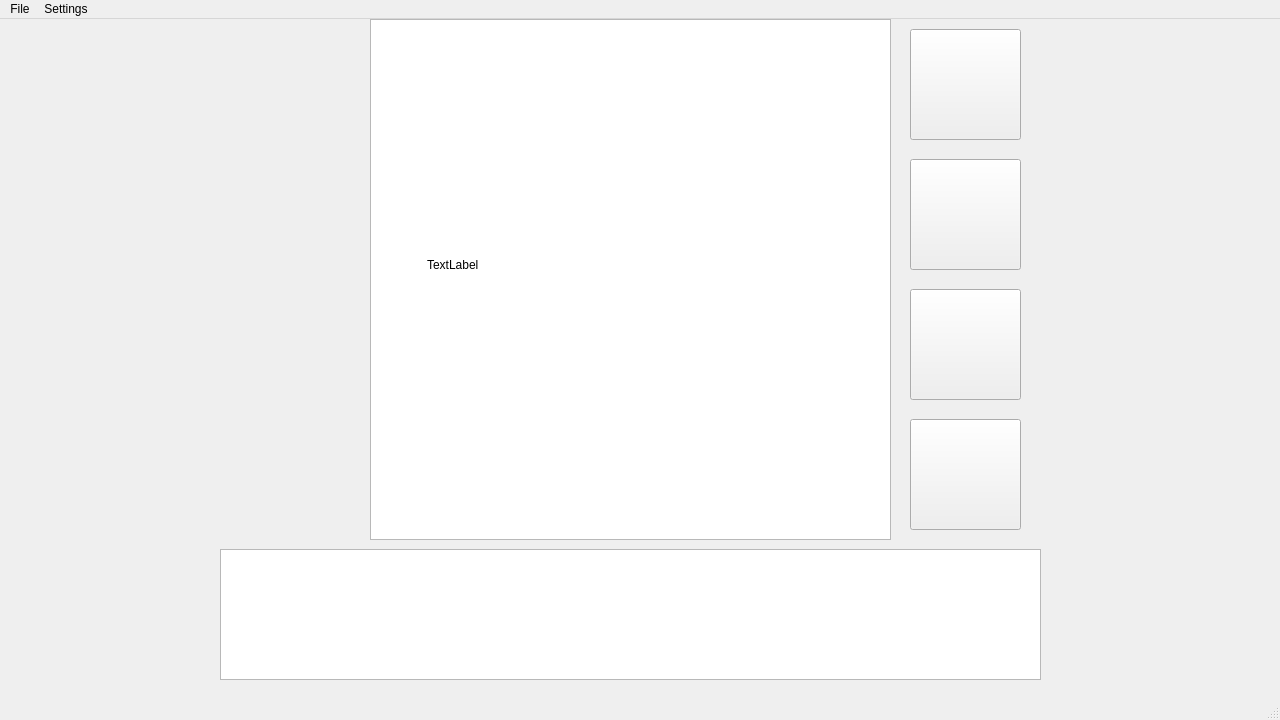
Before: the Qt Designer form SpriteEditor/mainwindow.ui in 00Calvin00/Git-Happens, drawn with Qt 5.
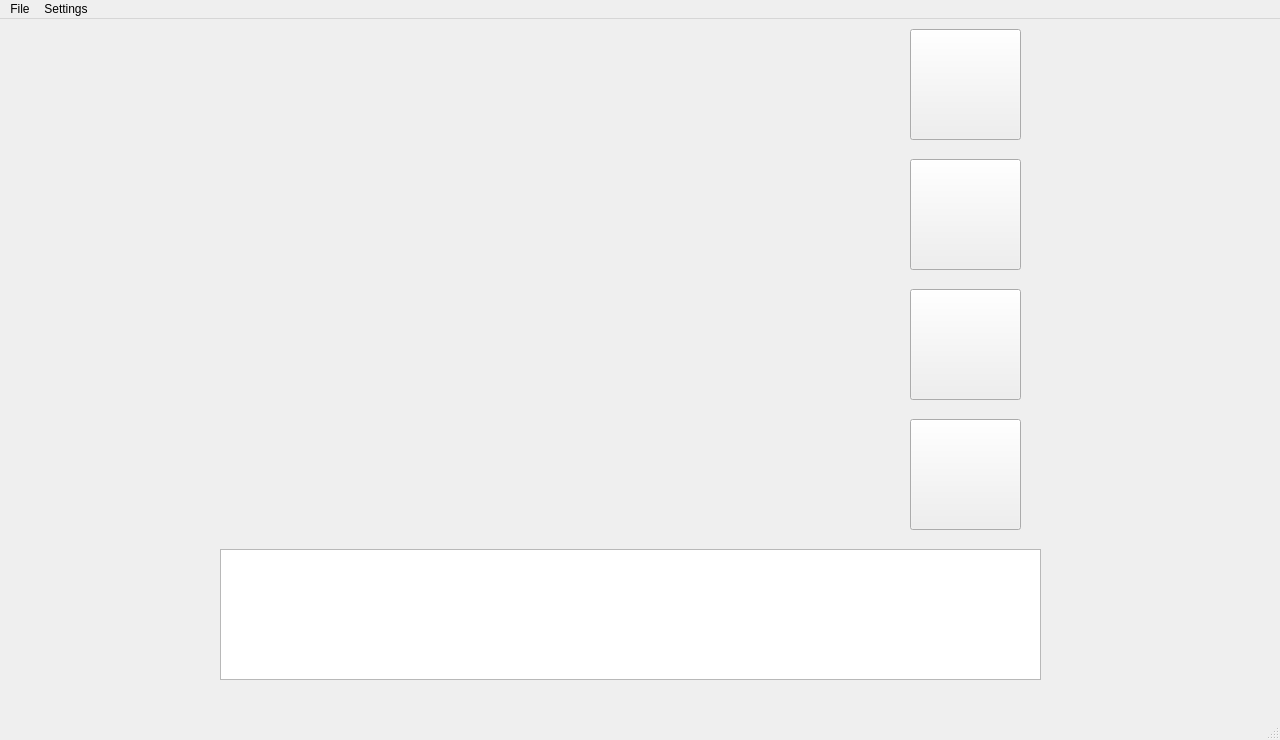
After: the same form once the commit is applied. Custom widgets are drawn as their Qt base class.

```diff
--- a/SpriteEditor/mainwindow.ui
+++ b/SpriteEditor/mainwindow.ui
@@ -7,7 +7,7 @@
     <x>0</x>
     <y>0</y>
     <width>1280</width>
-    <height>720</height>
+    <height>740</height>
    </rect>
   </property>
   <property name="sizeIncrement">
@@ -20,22 +20,6 @@
    <string>MainWindow</string>
   </property>
   <widget class="QWidget" name="centralwidget">
-   <widget class="QGraphicsView" name="uiCanvas">
-    <property name="geometry">
-     <rect>
-      <x>370</x>
-      <y>0</y>
-      <width>521</width>
-      <height>521</height>
-     </rect>
-    </property>
-    <property name="minimumSize">
-     <size>
-      <width>460</width>
-      <height>441</height>
-     </size>
-    </property>
-   </widget>
    <widget class="QWidget" name="animationPreview" native="true">
     <property name="geometry">
      <rect>
@@ -134,18 +118,15 @@
      <string/>
     </property>
    </widget>
-   <widget class="QLabel" name="canvasLabel">
+   <widget class="Canvas" name="uiCanvas" native="true">
     <property name="geometry">
      <rect>
-      <x>427</x>
-      <y>45</y>
-      <width>441</width>
-      <height>401</height>
+      <x>230</x>
+      <y>0</y>
+      <width>641</width>
+      <height>521</height>
      </rect>
     </property>
-    <property name="text">
-     <string>TextLabel</string>
-    </property>
    </widget>
    <zorder>uiCanvas</zorder>
    <zorder>animationPreview</zorder>
@@ -212,6 +193,14 @@
    </property>
   </action>
  </widget>
+ <customwidgets>
+  <customwidget>
+   <class>Canvas</class>
+   <extends>QWidget</extends>
+   <header>canvas.h</header>
+   <container>1</container>
+  </customwidget>
+ </customwidgets>
  <tabstops>
   <tabstop>frameNavigator</tabstop>
   <tabstop>toolButton</tabstop>
```
Left out of the diff: 4 changed lines with no effect on the pictures.
